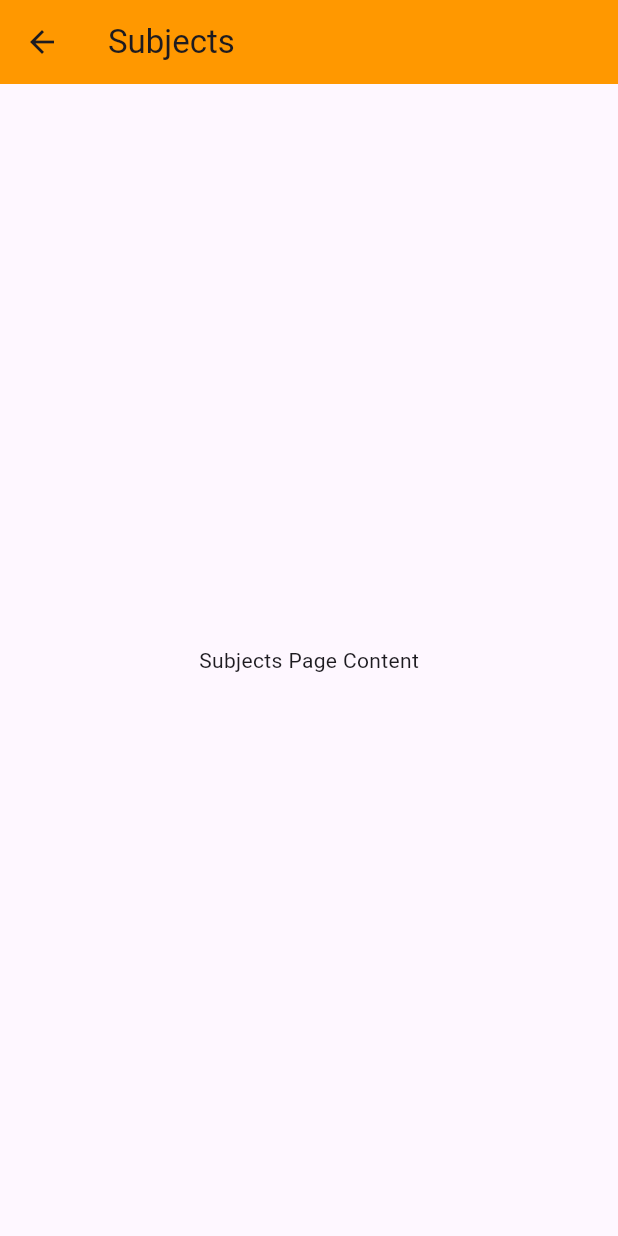
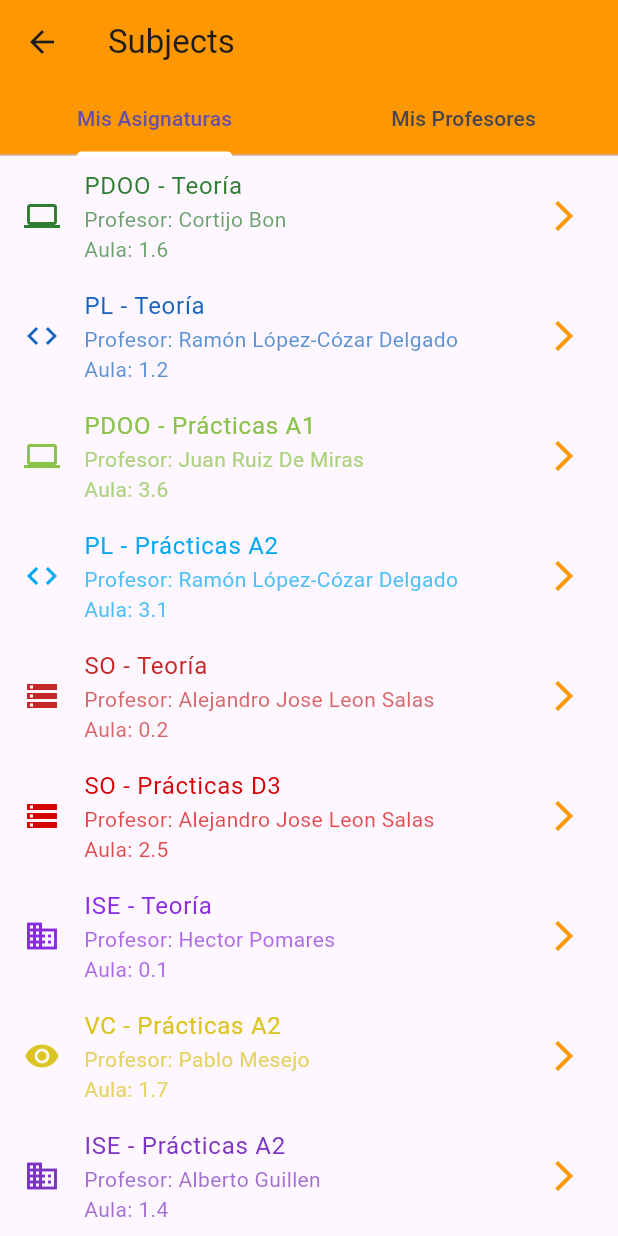
Before and after one commit to pab1s/ETSIIT-info-app, a Flutter app: the SubjectsPage screen opened directly, on a phone screen of 412 x 824 dp. Run offline on Flutter 3.47's test engine with Material 3 defaults, Android fonts, the phone set to English and light mode, and no system bars; our stand-ins replace carousel_slider, flutter_compass, flutter_map, flutter_tts, geolocator, latlong2 and 5 more; missing offline and left inert: dialogflow_grpc, flutter_map_animations, light, syncfusion_flutter_core; project files that could hold a hidden picture were left out.

Commit message:
Primera implementacion basica asignaturas y profesores

```diff
--- a/lib/entities/courses.dart
+++ b/lib/entities/courses.dart
@@ -11,6 +11,8 @@ class Course {
   final String professor;
   final String aula;
   final Color color;
+  final String professorOffice;
+  final String professorImage;
 
   Course({
     required this.title,
@@ -23,6 +25,8 @@ class Course {
     required this.endMinute,
     required this.professor,
     required this.aula,
+    required this.professorOffice,
+    required this.professorImage,
     });
 }
 
@@ -47,6 +51,8 @@ class CoursesProvider {
       endMinute: 30,
       professor: 'Cortijo Bon',
       aula: '1.6',
+      professorOffice: 'D29 Etsiit',
+      professorImage: 'assets/cortijo.png', //
     ),
     Course(
       title: 'PL - Teoría',
@@ -57,8 +63,10 @@ class CoursesProvider {
       startMinute: 30,
       endHour: 13,
       endMinute: 30,
-      professor: 'Ramon Lopez',
+      professor: 'Ramón López-Cózar Delgado',
       aula: '1.2',
+      professorOffice: 'Etsiit Desp. 26 3ª Planta',
+      professorImage: 'assets/ramon.png',
     ),
     Course(
       title: 'PDOO - Prácticas A1',
@@ -69,8 +77,10 @@ class CoursesProvider {
       startMinute: 30,
       endHour: 13,
       endMinute: 30,
-      professor: 'Nombre del Profesor',
-      aula: 'Aula de Prácticas',
+      professor: 'Juan Ruiz De Miras',
+      aula: '3.6',
+      professorOffice: 'Etsiit D 30 3ª Planta',
+      professorImage: 'assets/juan.png',
     ),
     Course(
       title: 'PL - Prácticas A2',
@@ -81,8 +91,10 @@ class CoursesProvider {
       startMinute: 30,
       endHour: 11,
       endMinute: 30,
-      professor: 'Nombre del Profesor',
-      aula: 'Aula de Prácticas',
+      professor: 'Ramón López-Cózar Delgado',
+      aula: '3.1',
+      professorOffice: 'Etsiit Desp. 26 3ª Planta',
+      professorImage: 'assets/ramon.png',
     ),
     Course(
       title: 'SO - Teoría',
@@ -93,8 +105,10 @@ class CoursesProvider {
       startMinute: 30,
       endHour: 11,
       endMinute: 30,
-      professor: 'Nombre del Profesor SO',
-      aula: 'Aula SO',
+      professor: 'Alejandro Jose Leon Salas',
+      aula: '0.2',
+      professorOffice: '',
+      professorImage: '',
     ),
     Course(
       title: 'SO - Prácticas D3',
@@ -105,8 +119,10 @@ class CoursesProvider {
       startMinute: 30,
       endHour: 13,
       endMinute: 30,
-      professor: 'Nombre del Profesor SO',
-      aula: 'Aula de Prácticas SO',
+      professor: 'Alejandro Jose Leon Salas',
+      aula: '2.5',
+      professorOffice: '',
+      professorImage: '',
     ),
     Course(
       title: 'ISE - Teoría',
@@ -119,23 +135,27 @@ class CoursesProvider {
       endMinute: 30,
       professor: 'Hector Pomares',
       aula: '0.1',
+      professorOffice: '',
+      professorImage: '',
     ),
     Course(
       title: 'VC - Prácticas A2',
       icon: Icons.visibility,
-      color: const Color.fromARGB(255, 204, 180, 0),
+      color: Color.fromARGB(255, 219, 197, 36),
       dayOfWeek: DateTime.thursday,
       startHour: 11,
       startMinute: 30,
       endHour: 13,
       endMinute: 30,
-      professor: 'Nombre del Profesor VC',
-      aula: 'Aula de Prácticas VC',
+      professor: 'Pablo Mesejo',
+      aula: '1.7',
+      professorOffice: '',
+      professorImage: '',
     ),
     Course(
       title: 'ISE - Prácticas A2',
       icon: Icons.business,
-      color: const Color.fromARGB(255, 138, 43, 226),
+      color: Color.fromARGB(255, 124, 52, 193),
       dayOfWeek: DateTime.friday,
       startHour: 11,
       startMinute: 30,
@@ -143,18 +163,22 @@ class CoursesProvider {
       endMinute: 30,
       professor: 'Alberto Guillen',
       aula: '1.4',
+      professorOffice: '',
+      professorImage: '',
     ),
     Course(
       title: 'VC - Teoría',
       icon: Icons.visibility,
-      color: const Color.fromARGB(255, 204, 180, 0),
+      color: Color.fromARGB(255, 255, 226, 3),
       dayOfWeek: DateTime.friday,
       startHour: 9,
       startMinute: 30,
       endHour: 11,
       endMinute: 30,
-      professor: 'Nombre del Profesor VC',
-      aula: 'Aula VC',
+      professor: 'Pablo Mesejo',
+      aula: '0.3',
+      professorOffice: '',
+      professorImage: '',
     ),
   ];
 
--- a/lib/pages/subjects_page.dart
+++ b/lib/pages/subjects_page.dart
@@ -1,16 +1,73 @@
+import 'package:etsiit_info_app/pages/profesordetails_page.dart';
 import 'package:flutter/material.dart';
 import '../widgets/top_bar.dart';
+import 'package:etsiit_info_app/entities/courses.dart';
 
 class SubjectsPage extends StatelessWidget {
   const SubjectsPage({super.key});
 
   @override
   Widget build(BuildContext context) {
-    return const Scaffold(
-      appBar: TopBar(title: 'Subjects'),
-      body: Center(
-        child: Text('Subjects Page Content'),
+    return DefaultTabController(
+      length: 2, // Número de pestañas
+      child: Scaffold(
+        appBar: AppBar(
+          title: const Text('Subjects'),
+          backgroundColor: Colors.orange, // AppBar con fondo anaranjado
+          bottom: const TabBar(
+            tabs: [
+              Tab(text: 'Mis Asignaturas'),
+              Tab(text: 'Mis Profesores'),
+            ],
+            indicatorColor: Colors.white, // Color del indicador de la pestaña activa
+          ),
+        ),
+        body: TabBarView(
+          children: [
+            _buildSubjectsList(),
+            _buildProfessorsList(context),
+          ],
+        ),
       ),
     );
   }
+
+  Widget _buildSubjectsList() {
+    List<Course> courses = CoursesProvider().getCourses();
+
+    return ListView.builder(
+      itemCount: courses.length,
+      itemBuilder: (context, index) {
+        return ListTile(
+          leading: Icon(courses[index].icon, color: courses[index].color),
+          title: Text(
+            courses[index].title,
+            style: TextStyle(color: courses[index].color),
+          ),
+          subtitle: Text(
+            'Profesor: ${courses[index].professor}\nAula: ${courses[index].aula}',
+            style: TextStyle(color: courses[index].color.withOpacity(0.7)),
+          ),
+          trailing: Icon(Icons.arrow_forward_ios, color: Colors.orange), // Ícono anaranjado
+        );
+      },
+    );
+  }
+
+  Widget _buildProfessorsList(BuildContext context) {
+  List<Course> courses = CoursesProvider().getCourses();
+  Map<String, Course> professors = { for (var course in courses) course.professor: course };
+
+  return ListView(
+    children: professors.keys.map((professor) => ListTile(
+      title: Text(professor, style: TextStyle(color: Colors.orange)),
+      onTap: () {
+        Navigator.of(context).push(MaterialPageRoute(
+          builder: (context) => ProfessorDetailsPage(professorCourse: professors[professor]!),
+        ));
+      },
+    )).toList(),
+  );
 }
+
+}
--- a/pubspec.yaml
+++ b/pubspec.yaml
@@ -84,6 +84,9 @@ flutter:
     - assets/tui.jpg
     - assets/luiscrespo-QR.png
     - assets/dialogflowetsiit-3520cf6a0872.json
+    - assets/cortijo.png
+    - assets/juan.png
+    - assets/ramon.png
 
   # An image asset can refer to one or more resolution-specific "variants", see
   # https://flutter.dev/assets-and-images/#resolution-aware
```
Also changed, not shown: lib/pages/profesordetails_page.dart (added, +69 -0 lines), assets/cortijo.png (added), assets/juan.png (added), assets/ramon.png (added).
